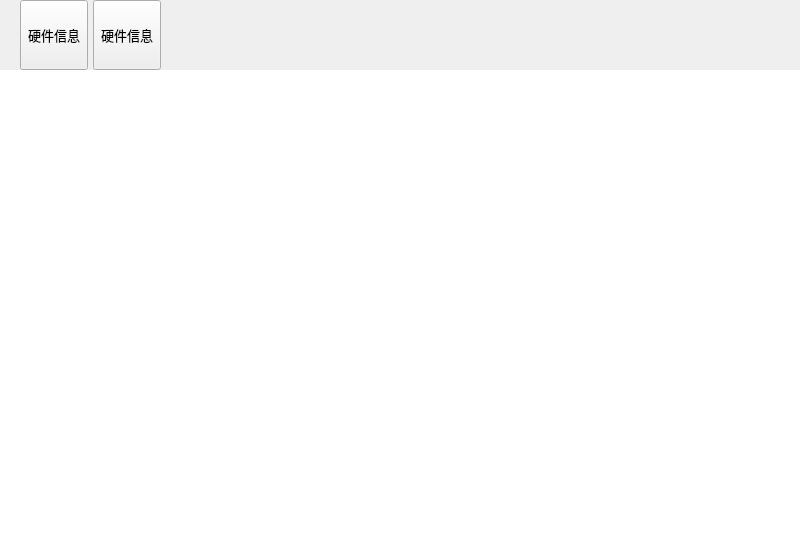
The window that BLHardwareScaner/BLHardwareScaner/Ui/MainWindow.ui (BurnellLiu/LiuProject) describes before a commit, drawn with Qt 5.
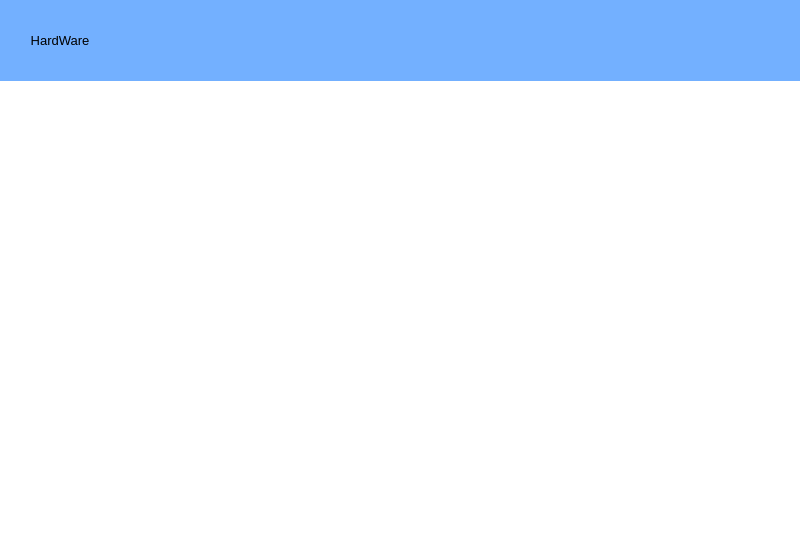
The same window after the commit.

Patch:
```diff
--- a/BLHardwareScaner/BLHardwareScaner/Ui/MainWindow.ui
+++ b/BLHardwareScaner/BLHardwareScaner/Ui/MainWindow.ui
@@ -19,6 +19,9 @@
   <property name="windowTitle">
    <string>MainWindow</string>
   </property>
+  <property name="styleSheet">
+   <string notr="true">background-color: rgb(115, 176, 255);</string>
+  </property>
   <widget class="QWidget" name="centralWidget">
    <layout class="QVBoxLayout" name="verticalLayout_2">
     <property name="spacing">
@@ -41,31 +44,40 @@
          <number>20</number>
         </property>
         <item>
-         <widget class="QToolButton" name="toolButton">
+         <widget class="QToolButton" name="toolButtonHardware">
+          <property name="sizePolicy">
+           <sizepolicy hsizetype="Fixed" vsizetype="Expanding">
+            <horstretch>0</horstretch>
+            <verstretch>0</verstretch>
+           </sizepolicy>
+          </property>
           <property name="minimumSize">
            <size>
-            <width>60</width>
+            <width>80</width>
             <height>70</height>
            </size>
           </property>
-          <property name="text">
-           <string>硬件信息</string>
+          <property name="font">
+           <font>
+            <family>Microsoft YaHei UI</family>
+            <pointsize>10</pointsize>
+           </font>
           </property>
-          <property name="toolButtonStyle">
-           <enum>Qt::ToolButtonTextUnderIcon</enum>
+          <property name="styleSheet">
+           <string notr="true">QToolButton#toolButtonHardware
+{
+	border-style: none;
+}
+QToolButton#toolButtonHardware:hover
+{
+    background-color: rgb(167, 205, 255)
+}</string>
           </property>
-         </widget>
-        </item>
-        <item>
-         <widget class="QToolButton" name="toolButton_2">
-          <property name="minimumSize">
-           <size>
-            <width>60</width>
-            <height>70</height>
-           </size>
-          </property>
           <property name="text">
-           <string>硬件信息</string>
+           <string>HardWare</string>
+          </property>
+          <property name="popupMode">
+           <enum>QToolButton::DelayedPopup</enum>
           </property>
           <property name="toolButtonStyle">
            <enum>Qt::ToolButtonTextUnderIcon</enum>
```
